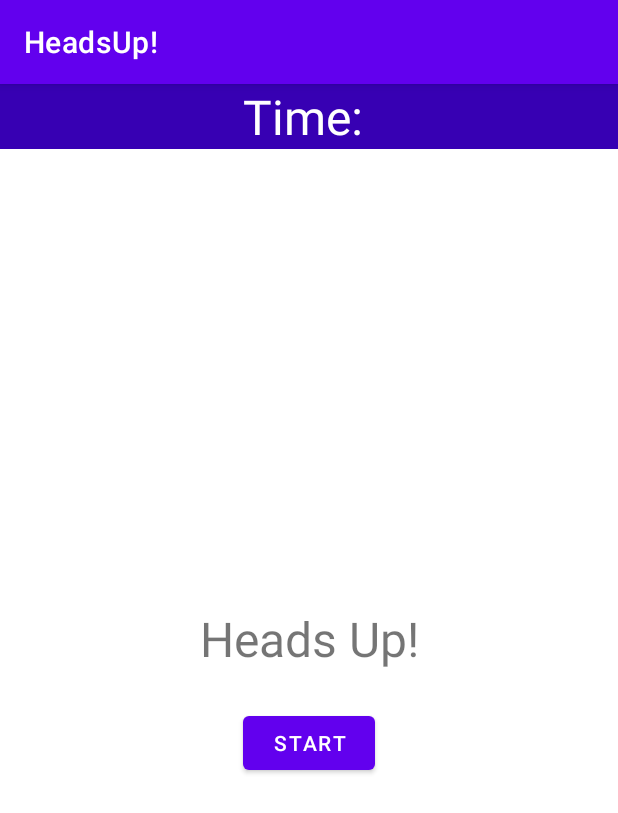
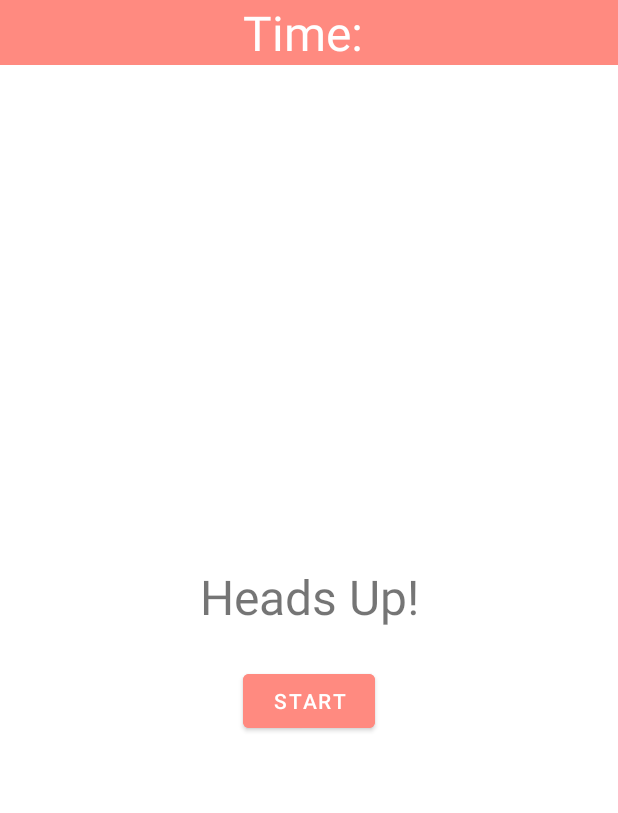
Before and after one commit to Amal001001/HeadsUp, an Android app: the screen it shows after launch (MainActivity), on a phone screen of 412 x 824 dp. Shown: the top 813 px of the screen. Run offline under Robolectric (Android 15) with nearby library versions, the phone set to English and light mode, and no system bars.

Commit message:
Heads Up!

```diff
--- a/app/src/main/AndroidManifest.xml
+++ b/app/src/main/AndroidManifest.xml
@@ -13,7 +13,8 @@
         android:theme="@style/Theme.HeadsUp">
         <activity
             android:name=".MainActivity"
-            android:exported="true">
+            android:exported="true"
+            android:configChanges="orientation|screenSize|screenLayout|keyboardHidden">
             <intent-filter>
                 <action android:name="android.intent.action.MAIN" />
 
--- a/app/src/main/java/com/example/headsup/MainActivity.kt
+++ b/app/src/main/java/com/example/headsup/MainActivity.kt
@@ -48,7 +48,6 @@ class MainActivity : AppCompatActivity() {
         llCelebrity = findViewById(R.id.llCelebrity)
 
         tvTime = findViewById(R.id.tvTime)
-        //timer =
 
         tvName = findViewById(R.id.tvName)
         tvTaboo1 = findViewById(R.id.tvTaboo1)
@@ -174,13 +173,15 @@ class MainActivity : AppCompatActivity() {
     }
 
     override fun onSaveInstanceState(saveInstanceState: Bundle) {
+        saveInstanceState.putLong("Time", tvTime.text.toString().toLong())
         super.onSaveInstanceState(saveInstanceState)
-        saveInstanceState.putLong("Time", tvTime.text.toString().toLong())
+
     }
 
     override fun onRestoreInstanceState(savedInstanceState: Bundle) {
-        super.onRestoreInstanceState(savedInstanceState)
         timer = savedInstanceState.getLong("Time", 60000)
         tvTime.text = timer.toString()
+        super.onRestoreInstanceState(savedInstanceState)
+
     }
 }
--- a/app/src/main/res/layout/activity_main.xml
+++ b/app/src/main/res/layout/activity_main.xml
@@ -17,13 +17,14 @@
         android:id="@+id/llTop">
 
         <TextView
+            android:id="@+id/tvTime"
             android:layout_width="match_parent"
             android:layout_height="wrap_content"
+            android:background="#FF8A80"
             android:gravity="center"
+            android:text="Time: "
             android:textColor="@color/white"
-            android:text="Time: "
-            android:textSize="32sp"
-            android:id="@+id/tvTime"/>
+            android:textSize="32sp" />
 
     </LinearLayout>
 
@@ -37,15 +38,15 @@
         android:id="@+id/llCelebrity">
 
         <TextView
+            android:id="@+id/tvName"
             android:layout_width="match_parent"
             android:layout_height="wrap_content"
-            android:text="Name"
-            android:textSize="48sp"
-            android:textAlignment="center"
-            android:textColor="@color/black"
             android:paddingTop="16dp"
             android:paddingBottom="16dp"
-            android:id="@+id/tvName"/>
+            android:text="Name"
+            android:textAlignment="center"
+            android:textColor="#FF8A80"
+            android:textSize="48sp" />
 
         <TextView
             android:layout_width="wrap_content"
@@ -92,11 +93,12 @@
             android:layout_marginBottom="24dp"/>
 
         <Button
+            android:id="@+id/btStart"
             android:layout_width="wrap_content"
             android:layout_height="wrap_content"
-            android:text="Start"
             android:layout_gravity="center"
-            android:id="@+id/btStart"/>
+            android:backgroundTint="#FF8A80"
+            android:text="Start" />
 
     </LinearLayout>
 
--- a/app/src/main/res/values/themes.xml
+++ b/app/src/main/res/values/themes.xml
@@ -1,6 +1,6 @@
 <resources xmlns:tools="http://schemas.android.com/tools">
     <!-- Base application theme. -->
-    <style name="Theme.HeadsUp" parent="Theme.MaterialComponents.DayNight.DarkActionBar">
+    <style name="Theme.HeadsUp" parent="Theme.MaterialComponents.DayNight.NoActionBar">
         <!-- Primary brand color. -->
         <item name="colorPrimary">@color/purple_500</item>
         <item name="colorPrimaryVariant">@color/purple_700</item>
```
Also changed, not shown: 7 other files.
